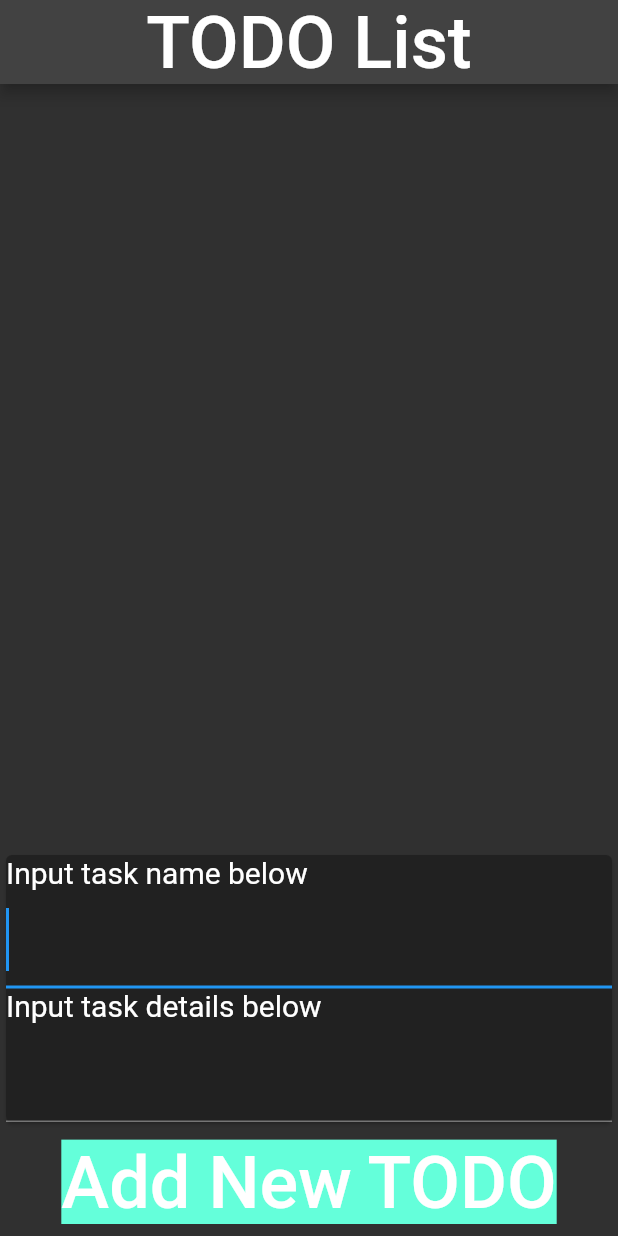
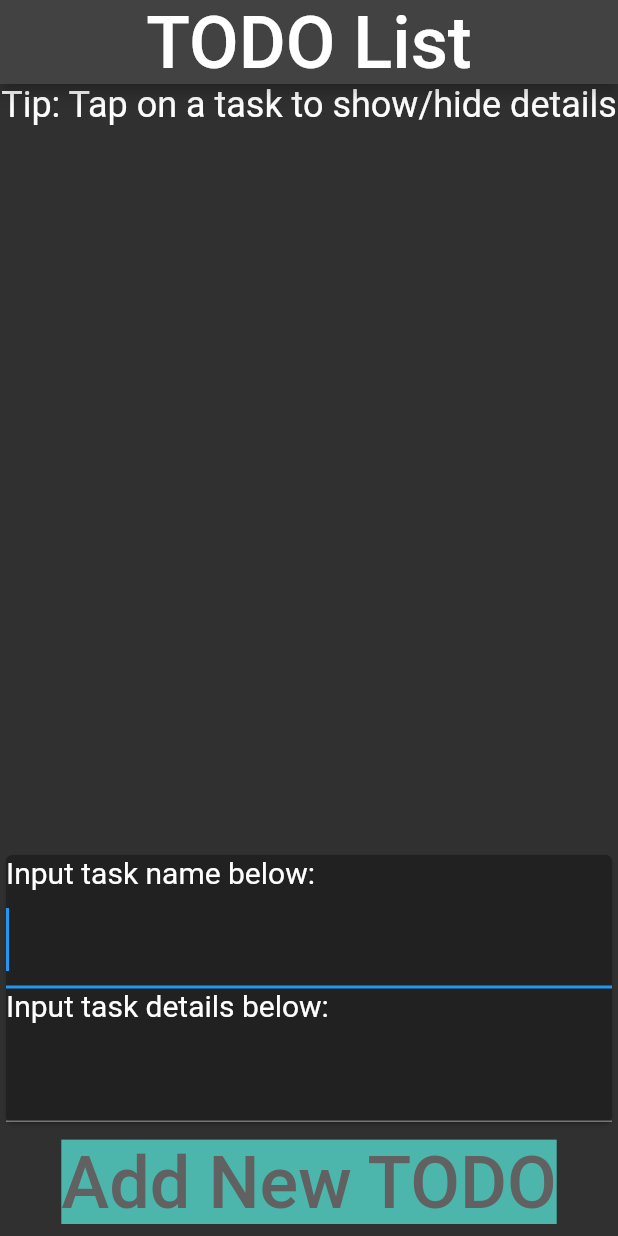
Before and after one commit to TodRieter/MAPPD, a Flutter app: the screen it shows after launch, on a phone screen of 412 x 824 dp. Run offline on Flutter 3.47's test engine with Material 2 defaults, Android fonts, the phone set to English and light mode, and no system bars; missing offline and left inert: dart:html.

Commit message:
Finish App but actually

```diff
--- a/Project1TODOlist/todo_project/lib/main.dart
+++ b/Project1TODOlist/todo_project/lib/main.dart
@@ -41,6 +41,11 @@ class _MyAppState extends State<MyApp> {
         ),
         body: ListView(
           children: [
+            Text(
+              "Tip: Tap on a task to show/hide details",
+              style: TextStyle(fontSize: 24),
+              textAlign: TextAlign.center,
+            ),
             Column(
               crossAxisAlignment: CrossAxisAlignment.stretch,
               mainAxisAlignment: MainAxisAlignment.center,
@@ -62,7 +67,7 @@ class _MyAppState extends State<MyApp> {
                 mainAxisSize: MainAxisSize.min,
                 children: [
                   Text(
-                    "Input task name below",
+                    "Input task name below:",
                     style: TextStyle(fontSize: 20),
                   ),
                   TextField(
@@ -71,12 +76,12 @@ class _MyAppState extends State<MyApp> {
                     onChanged: (String userInput) => nextTodoName = userInput,
                   ),
                   Text(
-                    "Input task details below",
+                    "Input task details below:",
                     style: TextStyle(fontSize: 20),
                   ),
                   TextField(
                     style: TextStyle(fontSize: 36),
-                    autofocus: true,
+                    autofocus: false,
                     onChanged: (String userInput) =>
                         nextTodoDetails = userInput,
                   ),
@@ -88,8 +93,8 @@ class _MyAppState extends State<MyApp> {
                 "Add New TODO",
                 style: TextStyle(
                     fontSize: 48,
-                    color: Colors.white,
-                    backgroundColor: darkTheme.colorScheme.secondaryVariant),
+                    color: darkTheme.colorScheme.background,
+                    backgroundColor: Colors.teal[300]),
               ),
               onPressed: addNewItem,
             ),
```
Also changed, not shown: Project1TODOlist/todo_project/lib/todo_item.dart (+5 -21 lines).
